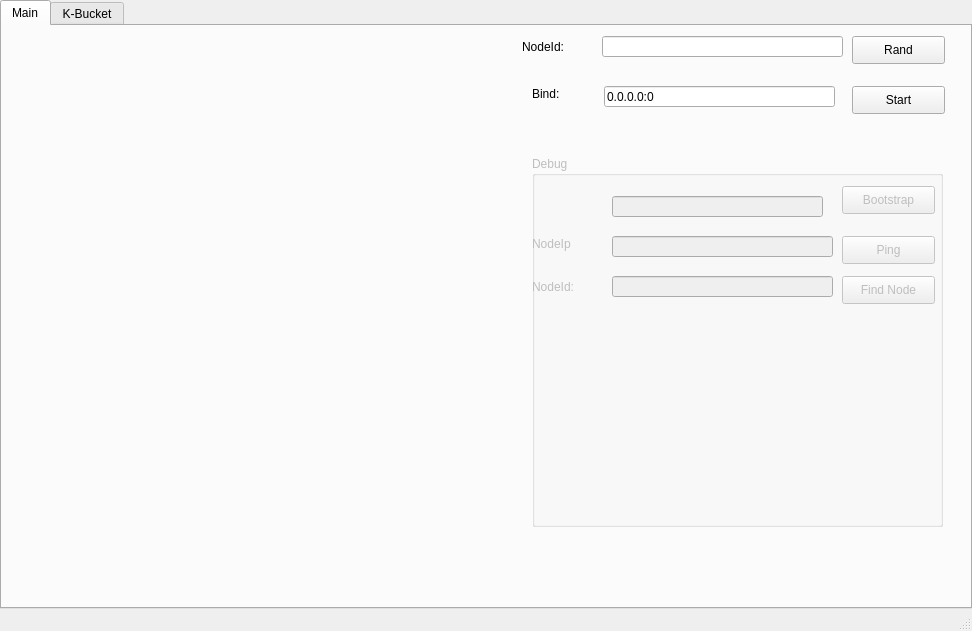
Old version of the form main.ui in the repository BusyStudent/DHT.
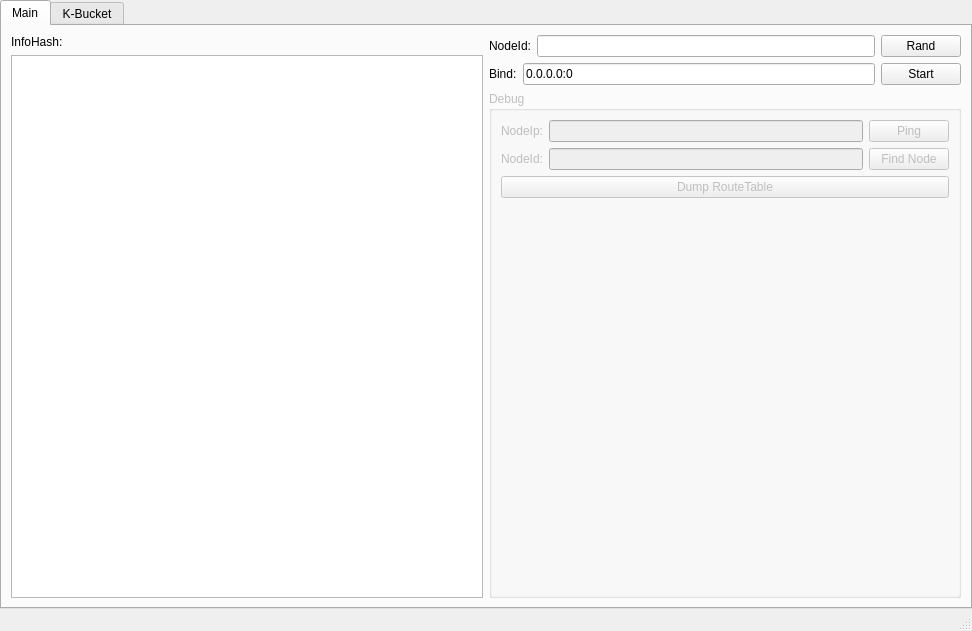
New version of the form.

Patch:
```diff
--- a/main.ui
+++ b/main.ui
@@ -36,192 +36,146 @@
        <attribute name="title">
         <string>Main</string>
        </attribute>
+       <layout class="QHBoxLayout" name="horizontalLayout_6">
+        <item>
+         <layout class="QVBoxLayout" name="verticalLayout_2" stretch="0,0">
+          <item>
+           <widget class="QLabel" name="label_5">
+            <property name="text">
+             <string>InfoHash:</string>
+            </property>
+           </widget>
+          </item>
+          <item>
+           <widget class="QListWidget" name="infoHashWidget"/>
+          </item>
+         </layout>
+        </item>
+        <item>
+         <layout class="QVBoxLayout" name="verticalLayout_3">
+          <item>
+           <layout class="QHBoxLayout" name="horizontalLayout_4">
+            <item>
        <widget class="QLabel" name="label">
-        <property name="geometry">
-         <rect>
-          <x>520</x>
-          <y>10</y>
-          <width>91</width>
-          <height>21</height>
-         </rect>
-        </property>
         <property name="text">
          <string>NodeId:</string>
         </property>
        </widget>
-       <widget class="QLineEdit" name="nodeIdEdit">
-        <property name="geometry">
-         <rect>
-          <x>600</x>
-          <y>10</y>
-          <width>241</width>
-          <height>21</height>
-         </rect>
-        </property>
-       </widget>
+            </item>
+            <item>
+             <widget class="QLineEdit" name="nodeIdEdit"/>
+            </item>
+            <item>
        <widget class="QPushButton" name="randButton">
-        <property name="geometry">
-         <rect>
-          <x>850</x>
-          <y>10</y>
-          <width>93</width>
-          <height>28</height>
-         </rect>
-        </property>
         <property name="text">
          <string>Rand</string>
         </property>
        </widget>
+            </item>
+           </layout>
+          </item>
+          <item>
+           <layout class="QHBoxLayout" name="horizontalLayout_5">
+            <item>
        <widget class="QLabel" name="label_2">
-        <property name="geometry">
-         <rect>
-          <x>530</x>
-          <y>60</y>
-          <width>72</width>
-          <height>15</height>
-         </rect>
-        </property>
         <property name="text">
          <string>Bind:</string>
         </property>
        </widget>
+            </item>
+            <item>
        <widget class="QLineEdit" name="bindEdit">
-        <property name="geometry">
-         <rect>
-          <x>602</x>
-          <y>60</y>
-          <width>231</width>
-          <height>21</height>
-         </rect>
-        </property>
         <property name="text">
          <string>0.0.0.0:0</string>
         </property>
        </widget>
+            </item>
+            <item>
        <widget class="QPushButton" name="startButton">
-        <property name="geometry">
-         <rect>
-          <x>850</x>
-          <y>60</y>
-          <width>93</width>
-          <height>28</height>
-         </rect>
-        </property>
         <property name="text">
          <string>Start</string>
         </property>
        </widget>
+            </item>
+           </layout>
+          </item>
+          <item>
        <widget class="QGroupBox" name="groupBox">
         <property name="enabled">
          <bool>false</bool>
         </property>
-        <property name="geometry">
-         <rect>
-          <x>530</x>
-          <y>130</y>
-          <width>411</width>
-          <height>371</height>
-         </rect>
-        </property>
         <property name="title">
          <string>Debug</string>
         </property>
-        <widget class="QPushButton" name="bootstrapButton">
-         <property name="geometry">
-          <rect>
-           <x>310</x>
-           <y>30</y>
-           <width>93</width>
-           <height>28</height>
-          </rect>
-         </property>
+            <layout class="QVBoxLayout" name="verticalLayout">
+             <item>
+              <layout class="QHBoxLayout" name="horizontalLayout_2">
+               <item>
+                <widget class="QLabel" name="label_3">
          <property name="text">
-          <string>Bootstrap</string>
-         </property>
-        </widget>
+                  <string>NodeIp:</string>
+                 </property>
+                </widget>
+               </item>
+               <item>
+                <widget class="QLineEdit" name="pingEdit"/>
+               </item>
+               <item>
         <widget class="QPushButton" name="pingButton">
-         <property name="geometry">
-          <rect>
-           <x>310</x>
-           <y>80</y>
-           <width>93</width>
-           <height>28</height>
-          </rect>
-         </property>
          <property name="text">
           <string>Ping</string>
          </property>
         </widget>
-        <widget class="QLineEdit" name="pingEdit">
-         <property name="geometry">
-          <rect>
-           <x>80</x>
-           <y>80</y>
-           <width>221</width>
-           <height>21</height>
-          </rect>
-         </property>
-        </widget>
-        <widget class="QLabel" name="label_3">
-         <property name="geometry">
-          <rect>
-           <x>0</x>
-           <y>80</y>
-           <width>72</width>
-           <height>15</height>
-          </rect>
-         </property>
-         <property name="text">
-          <string>NodeIp</string>
-         </property>
-        </widget>
-        <widget class="QLineEdit" name="bootstrapEdit">
-         <property name="geometry">
-          <rect>
-           <x>80</x>
-           <y>40</y>
-           <width>211</width>
-           <height>21</height>
-          </rect>
-         </property>
-        </widget>
+               </item>
+              </layout>
+             </item>
+             <item>
+              <layout class="QHBoxLayout" name="horizontalLayout_3">
+               <item>
         <widget class="QLabel" name="label_4">
-         <property name="geometry">
-          <rect>
-           <x>0</x>
-           <y>120</y>
-           <width>91</width>
-           <height>21</height>
-          </rect>
-         </property>
          <property name="text">
           <string>NodeId:</string>
          </property>
         </widget>
-        <widget class="QLineEdit" name="findNodeEdit">
-         <property name="geometry">
-          <rect>
-           <x>80</x>
-           <y>120</y>
-           <width>221</width>
-           <height>21</height>
-          </rect>
-         </property>
-        </widget>
+               </item>
+               <item>
+                <widget class="QLineEdit" name="findNodeEdit"/>
+               </item>
+               <item>
         <widget class="QPushButton" name="findNodeButton">
-         <property name="geometry">
-          <rect>
-           <x>310</x>
-           <y>120</y>
-           <width>93</width>
-           <height>28</height>
-          </rect>
-         </property>
          <property name="text">
           <string>Find Node</string>
          </property>
         </widget>
-       </widget>
+               </item>
+              </layout>
+             </item>
+             <item>
+              <widget class="QPushButton" name="dumpButton">
+               <property name="text">
+                <string>Dump RouteTable</string>
+               </property>
+              </widget>
+             </item>
+             <item>
+              <spacer name="verticalSpacer">
+               <property name="orientation">
+                <enum>Qt::Vertical</enum>
+               </property>
+               <property name="sizeHint" stdset="0">
+                <size>
+                 <width>20</width>
+                 <height>40</height>
+                </size>
+               </property>
+              </spacer>
+             </item>
+            </layout>
+           </widget>
+          </item>
+         </layout>
+        </item>
+       </layout>
       </widget>
       <widget class="QWidget" name="tab_2">
        <attribute name="title">
```
Left out of the diff: 2 changed lines with no effect on the pictures. Lines whose indentation alone changed are shown as unchanged.
